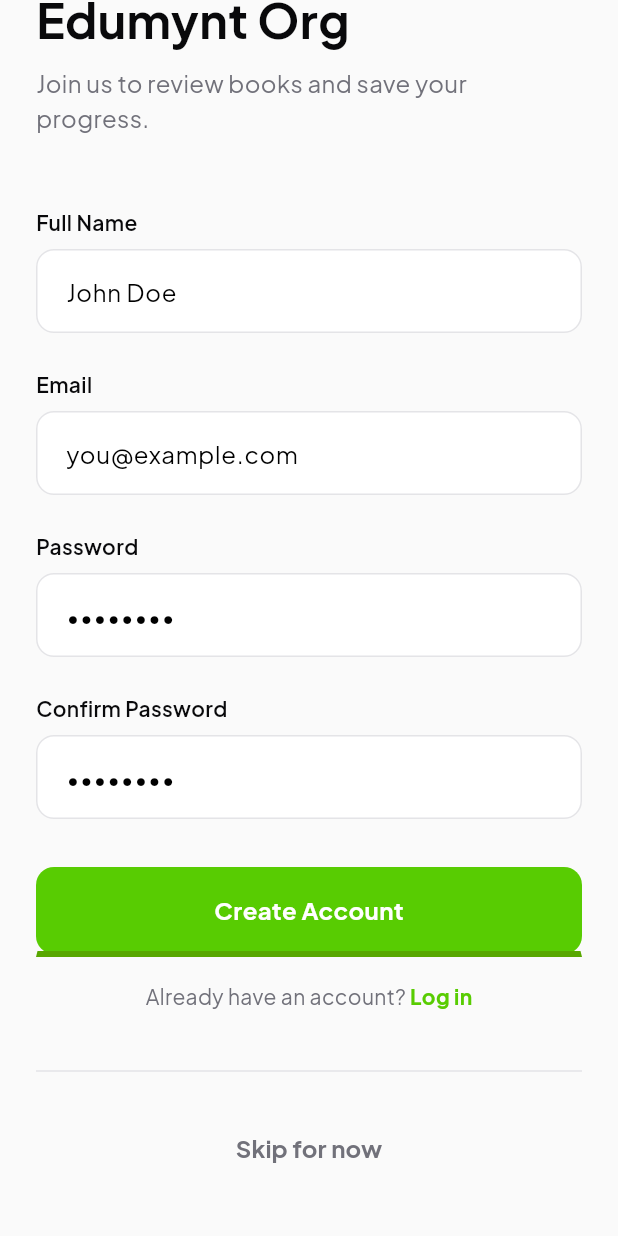
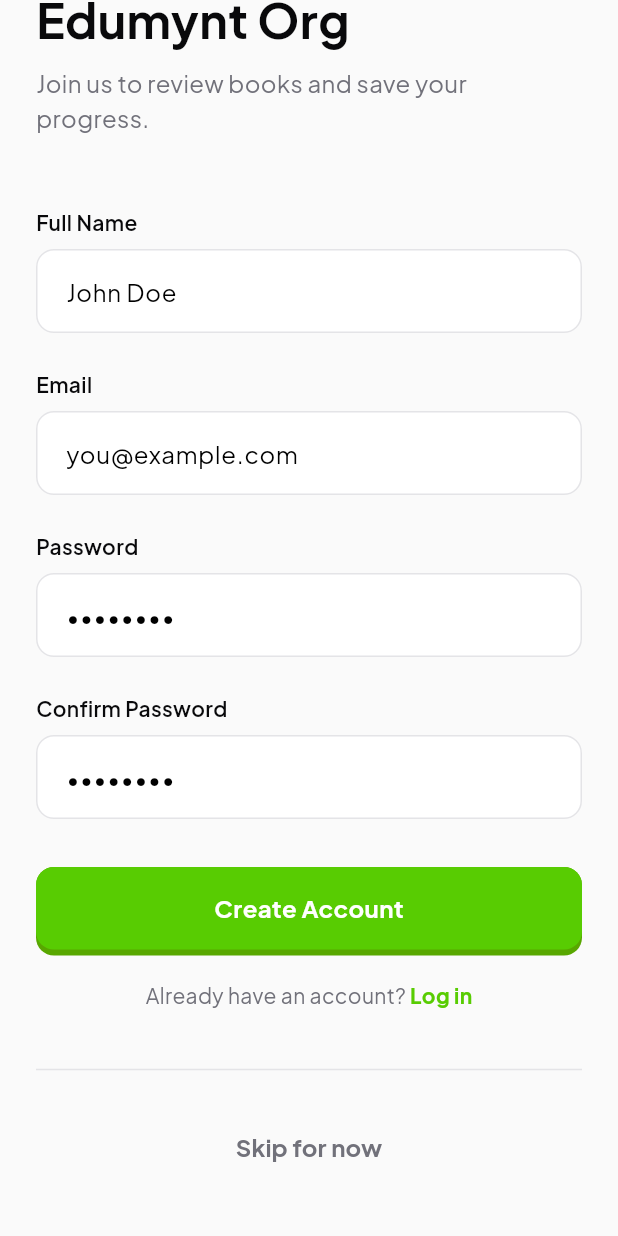
Before and after one commit to Edumynt-Org/edumyntorgapp, a Flutter app: the RegisterScreen screen opened by its route, scrolled down 58 dp, on a phone screen of 412 x 824 dp. Run offline on Flutter 3.47's test engine with Material 3 defaults, Android fonts, the phone set to English and light mode, and no system bars; our stand-ins replace go_router, google_fonts, shared_preferences; accounts and stored records are empty.

Commit message:
fix: resolve text visibility issue by refactoring CustomButton 3D border
The previous 3D border implementation caused a Flutter paint exception ('A borderRadius can only be given for a uniform Border'), which aborted the painting phase and prevented the button text from rendering. Fixed by using a clean nested-Container layout instead of asymmetric transparent borders.

```diff
--- a/lib/features/auth/presentation/widgets/custom_button.dart
+++ b/lib/features/auth/presentation/widgets/custom_button.dart
@@ -46,7 +46,7 @@
       );
     }
 
-    // 3D effect achieved via Container with bottom border simulating elevation
+    // 3D effect achieved via nested containers
     return Material(
       color: Colors.transparent,
       child: InkWell(
@@ -54,21 +54,18 @@
         borderRadius: BorderRadius.circular(12),
         child: Container(
           width: double.infinity,
+          decoration: BoxDecoration(
+            color: isSecondary ? Colors.transparent : AppColors.primaryDark,
+            borderRadius: BorderRadius.circular(12),
+          ),
+          child: Padding(
+            padding: EdgeInsets.only(bottom: isSecondary ? 0 : 4),
+            child: Container(
               padding: const EdgeInsets.symmetric(vertical: 16),
               decoration: BoxDecoration(
                 color: isSecondary ? AppColors.surfaceLight : AppColors.primary,
                 borderRadius: BorderRadius.circular(12),
-            border: isSecondary
-              ? Border.all(color: AppColors.borderLight)
-              : Border(
-                  top: const BorderSide(color: Colors.transparent),
-                  left: const BorderSide(color: Colors.transparent),
-                  right: const BorderSide(color: Colors.transparent),
-                  bottom: const BorderSide(
-                    color: AppColors.primaryDark,
-                    width: 4,
-                  ),
-                ),
+                border: isSecondary ? Border.all(color: AppColors.borderLight) : null,
               ),
               child: Center(
                 child: isLoading
@@ -92,6 +89,8 @@
               ),
             ),
           ),
+        ),
+      ),
     );
   }
 }
```
Also changed, not shown: 1 other file. Lines whose indentation alone changed are shown as unchanged.
